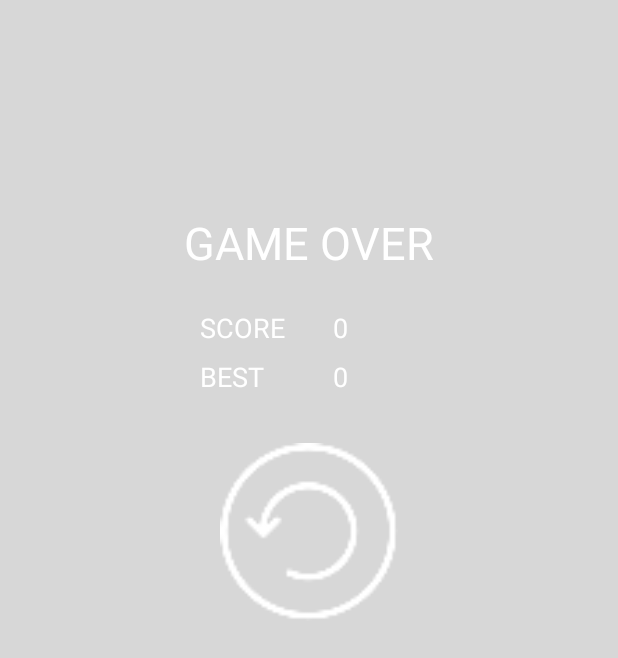
After one commit to AtrasVida/avida2cars, an Android app: the layout dialog_game_menu.xml on its own in the app's theme, with its tools: preview values and no code run, on a phone screen of 412 x 824 dp. The commit adds this screen. Shown: the top 658 px of the screen. Run offline under Robolectric (Android 15) with nearby library versions, the phone set to English and light mode, and no system bars.

Commit message:
game menu dialog fragment

```diff
--- a/app/src/main/java/co/atrasvida/avida2cars/gameModels/GameRoad.kt
+++ b/app/src/main/java/co/atrasvida/avida2cars/gameModels/GameRoad.kt
@@ -57,7 +57,6 @@ class GameRoad : FrameLayout {
     fun init() {
         car = Car(context)
         addView(car)
-        isEnabled = false
     }
 
     override fun onTouchEvent(event: MotionEvent): Boolean {
--- /dev/null
+++ b/app/src/main/res/layout/dialog_game_menu.xml
@@ -0,0 +1,91 @@
+<?xml version="1.0" encoding="utf-8"?>
+<androidx.constraintlayout.widget.ConstraintLayout android:id="@+id/cslMenu"
+    android:layout_width="match_parent"
+    android:layout_height="match_parent"
+
+    android:background="#28000000"
+    android:visibility="visible"
+    xmlns:android="http://schemas.android.com/apk/res/android"
+    xmlns:app="http://schemas.android.com/apk/res-auto">
+
+    <TextView
+        android:id="@+id/txtTitle"
+        android:layout_width="wrap_content"
+        android:layout_height="wrap_content"
+        android:text="@string/game_over"
+        android:textColor="@color/white"
+        android:textSize="30sp"
+        app:layout_constraintBottom_toBottomOf="parent"
+        app:layout_constraintEnd_toEndOf="parent"
+        app:layout_constraintStart_toStartOf="parent"
+        app:layout_constraintTop_toTopOf="parent"
+        app:layout_constraintVertical_bias="0.18" />
+
+    <androidx.constraintlayout.widget.Guideline
+        android:id="@+id/guideline3"
+        android:layout_width="wrap_content"
+        android:layout_height="wrap_content"
+        android:orientation="vertical"
+        app:layout_constraintGuide_percent="0.5" />
+
+    <TextView
+        android:id="@+id/textView2"
+        android:layout_width="wrap_content"
+        android:layout_height="wrap_content"
+        android:layout_marginTop="24dp"
+        android:layout_marginEnd="16dp"
+        android:text="@string/score"
+        android:textColor="@color/white"
+        android:textSize="18sp"
+        app:layout_constraintEnd_toStartOf="@+id/guideline3"
+        app:layout_constraintTop_toBottomOf="@+id/txtTitle" />
+
+    <TextView
+        android:id="@+id/textView3"
+        android:layout_width="wrap_content"
+        android:layout_height="wrap_content"
+        android:layout_marginTop="8dp"
+        android:text="@string/best"
+        android:textColor="@color/white"
+        android:textSize="18sp"
+        app:layout_constraintStart_toStartOf="@+id/textView2"
+        app:layout_constraintTop_toBottomOf="@+id/textView2" />
+
+    <TextView
+        android:id="@+id/txtScoreMenu"
+        android:layout_width="wrap_content"
+        android:layout_height="wrap_content"
+        android:layout_marginStart="16dp"
+        android:layout_marginTop="24dp"
+        android:text="0"
+        android:textColor="@color/white"
+        android:textSize="18sp"
+        app:layout_constraintStart_toStartOf="@+id/guideline3"
+        app:layout_constraintTop_toBottomOf="@+id/txtTitle" />
+
+    <TextView
+        android:id="@+id/txtBestScoreMenu"
+        android:layout_width="wrap_content"
+        android:layout_height="wrap_content"
+        android:layout_marginStart="16dp"
+        android:layout_marginTop="8dp"
+        android:text="0"
+        android:textColor="@color/white"
+        android:textSize="18sp"
+        app:layout_constraintStart_toStartOf="@+id/guideline3"
+        app:layout_constraintTop_toBottomOf="@+id/txtScoreMenu" />
+
+    <ImageView
+        android:id="@+id/imgReset"
+        android:layout_width="0dp"
+        android:layout_height="0dp"
+        android:layout_marginStart="24dp"
+        android:layout_marginTop="32dp"
+        android:layout_marginEnd="24dp"
+        android:background="?attr/selectableItemBackgroundBorderless"
+        app:layout_constraintDimensionRatio="w,1:1"
+        app:layout_constraintEnd_toEndOf="@+id/txtTitle"
+        app:layout_constraintStart_toStartOf="@+id/txtTitle"
+        app:layout_constraintTop_toBottomOf="@+id/textView3"
+        app:srcCompat="@mipmap/restart" />
+</androidx.constraintlayout.widget.ConstraintLayout>
```
Also changed, not shown: app/src/main/java/co/atrasvida/avida2cars/GameMenuDialogFragment.kt (added, +100 -0 lines), app/src/main/java/co/atrasvida/avida2cars/MainActivity.kt (+19 -22 lines), app/src/main/res/layout/activity_main.xml (+0 -90 lines).
